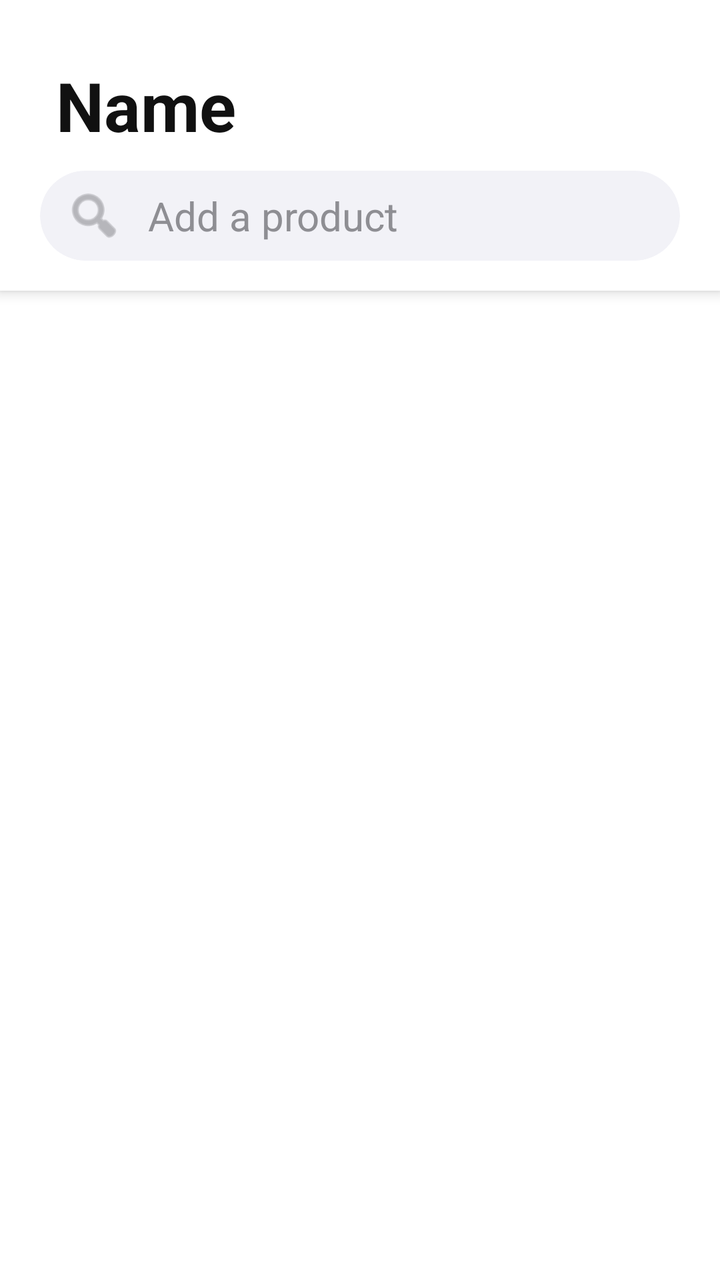
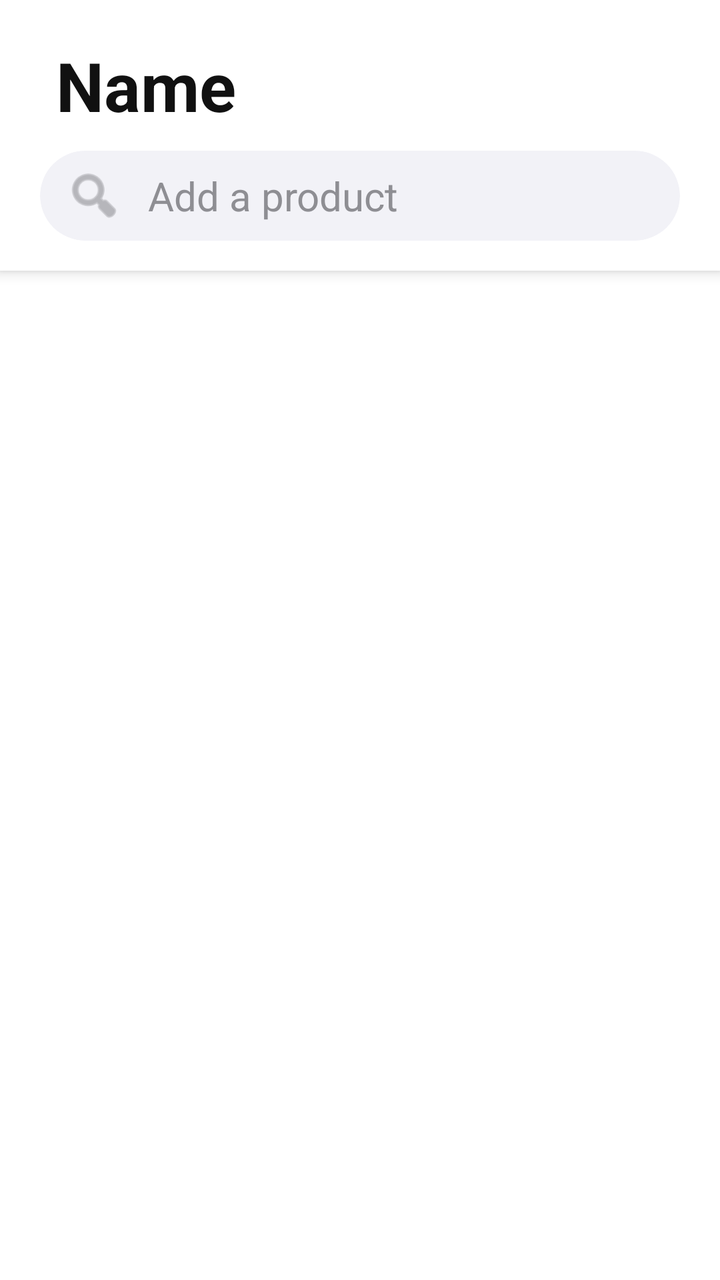

Before-and-after screenshots of an Android layout around one commit, followed by the original layout XML and the change that was made.
<!-- AndroidManifest.xml: application theme Theme.SafelystApp -->
<!-- res/layout/shopping_list_selected.xml -->
<?xml version="1.0" encoding="utf-8"?>
<androidx.coordinatorlayout.widget.CoordinatorLayout xmlns:android="http://schemas.android.com/apk/res/android"
    android:layout_width="match_parent"
    android:layout_height="match_parent"
    xmlns:app="http://schemas.android.com/apk/res-auto"
    android:background="#FFFFFF">

    <com.google.android.material.appbar.AppBarLayout
        android:layout_width="match_parent"
        android:layout_height="wrap_content"
        android:background="#FFFFFF"
        android:elevation="0dp">

        <LinearLayout
            android:layout_width="match_parent"
            android:layout_height="wrap_content"
            android:orientation="vertical"
            android:paddingTop="30dp"
            android:paddingHorizontal="20dp"
            android:paddingBottom="15dp">

            <TextView
                android:id="@+id/listSelectedTitle"
                android:layout_width="wrap_content"
                android:layout_height="wrap_content"
                android:text="Name"
                android:paddingBottom="10dp"
                android:paddingStart="8dp"
                android:textSize="34sp"
                android:textStyle="bold"
                android:textColor="#111111"/>

            <androidx.cardview.widget.CardView
                android:layout_width="match_parent"
                android:layout_height="45dp"
                app:cardBackgroundColor="#F2F2F7"
                app:cardCornerRadius="70dp"
                app:cardElevation="0dp">

                <LinearLayout
                    android:layout_width="match_parent"
                    android:layout_height="match_parent"
                    android:gravity="center_vertical"
                    android:paddingHorizontal="12dp">

                    <ImageView
                        android:layout_width="30dp"
                        android:layout_height="30dp"
                        android:src="@android:drawable/ic_menu_search"
                        app:tint="#8E8E93"/>

                    <EditText
                        android:layout_width="match_parent"
                        android:layout_height="match_parent"
                        android:background="@android:color/transparent"
                        android:hint="Add a product"
                        android:paddingStart="12dp"
                        android:textSize="20sp"
                        android:imeOptions="actionSearch"
                        android:inputType="text"
                        android:textColorHint="#8E8E93"/>
                </LinearLayout>
            </androidx.cardview.widget.CardView>
        </LinearLayout>
    </com.google.android.material.appbar.AppBarLayout>

    
    <androidx.recyclerview.widget.RecyclerView
        android:id="@+id/recyclerViewItems"
        android:layout_width="match_parent"
        android:layout_height="match_parent"
        app:layout_behavior="@string/appbar_scrolling_view_behavior"
        android:paddingTop="10dp"
        android:clipToPadding="false" />

</androidx.coordinatorlayout.widget.CoordinatorLayout>
<!-- resources referenced by this layout -->
<resources>
  <style name="Theme.SafelystApp" parent="Theme.MaterialComponents.DayNight.DarkActionBar">
          
          <item name="colorPrimary">@color/purple_500</item>
          <item name="colorPrimaryVariant">@color/purple_700</item>
          <item name="colorOnPrimary">@color/white</item>
          
          <item name="colorSecondary">@color/teal_200</item>
          <item name="colorSecondaryVariant">@color/teal_700</item>
          <item name="colorOnSecondary">@color/black</item>
          
          <item name="android:statusBarColor">?attr/colorPrimaryVariant</item>
          
      </style>
  <color name="purple_500">#FF6200EE</color>
  <color name="purple_700">#FF3700B3</color>
  <color name="white">#FFFFFFFF</color>
  <color name="teal_200">#FF03DAC5</color>
  <color name="teal_700">#FF018786</color>
  <color name="black">#FF000000</color>
</resources>

<!-- the commit's change to res/layout/shopping_list_selected.xml (unified diff, before → after) -->
@@ -15,20 +15,45 @@
             android:layout_width="match_parent"
             android:layout_height="wrap_content"
             android:orientation="vertical"
-            android:paddingTop="30dp"
+            android:paddingTop="20dp"
             android:paddingHorizontal="20dp"
             android:paddingBottom="15dp">
 
-            <TextView
-                android:id="@+id/listSelectedTitle"
-                android:layout_width="wrap_content"
+            <LinearLayout
+                android:layout_width="match_parent"
                 android:layout_height="wrap_content"
-                android:text="Name"
-                android:paddingBottom="10dp"
-                android:paddingStart="8dp"
-                android:textSize="34sp"
-                android:textStyle="bold"
-                android:textColor="#111111"/>
+                android:orientation="horizontal">
+
+                <EditText
+                    android:id="@+id/listSelectedTitle"
+                    android:layout_width="wrap_content"
+                    android:layout_height="wrap_content"
+                    android:layout_weight="1"
+                    android:text="Name"
+                    android:paddingBottom="10dp"
+                    android:paddingTop="0dp"
+                    android:paddingStart="8dp"
+                    android:textSize="34sp"
+                    android:textStyle="bold"
+                    android:textColor="#111111"
+                    android:focusableInTouchMode="true"
+                    android:outlineProvider="none"
+                    android:inputType="textCapSentences"
+                    android:imeOptions="actionDone"
+                    android:background="@android:color/transparent"/>
+
+                <ImageButton
+                    android:id="@+id/undoButton"
+                    android:layout_width="40dp"
+                    android:layout_height="40dp"
+                    android:paddingEnd="8dp"
+                    android:src="@android:drawable/ic_menu_revert"
+                    android:background="?attr/selectableItemBackgroundBorderless"
+                    app:tint="#2E7D32"
+                    android:visibility="gone"/>
+
+            </LinearLayout>
+
 
             <androidx.cardview.widget.CardView
                 android:layout_width="match_parent"
@@ -50,6 +75,7 @@
                         app:tint="#8E8E93"/>
 
                     <EditText
+                        android:id="@+id/searchProductEditText"
                         android:layout_width="match_parent"
                         android:layout_height="match_parent"
                         android:background="@android:color/transparent"
